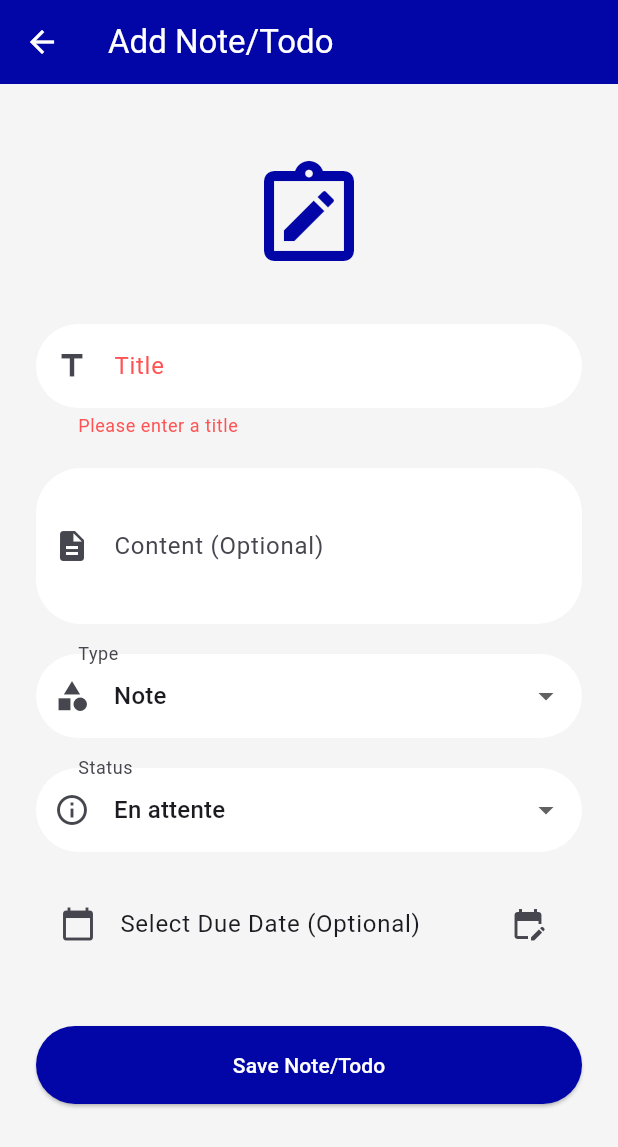
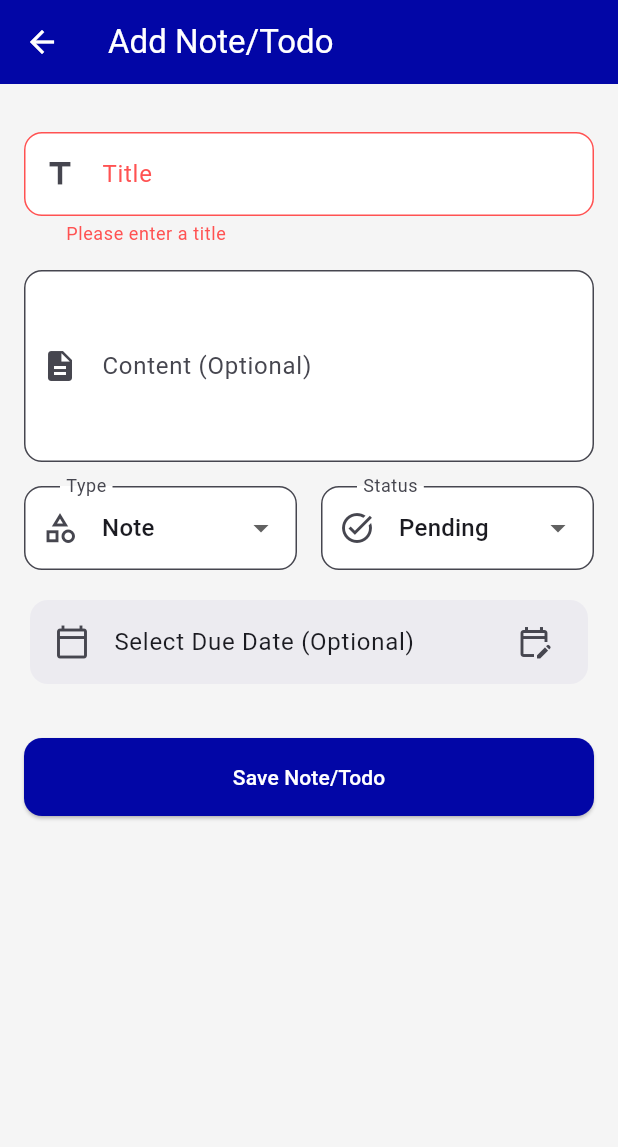
Before and after one commit to Donchaminade/agbale, a Flutter app: the AddEditNoteTodoScreen screen opened directly, after a tap on "Save Note/Todo", on a phone screen of 412 x 824 dp. Shown: the top 1147 px of the screen. Run offline on Flutter 3.47's test engine with Material 3 defaults, Android fonts, the light colour scheme and no system bars; our stand-ins replace flutter_spinkit, pinput, shared_preferences; accounts and stored records are empty.

Commit message:
feat: Add copyWith method to Contact and NoteTodo models; refactor API service response handling

```diff
--- a/lib/models/contact.dart
+++ b/lib/models/contact.dart
@@ -40,4 +40,24 @@ class Contact {
       'date_ajout': dateAdded.toIso8601String(),
     };
   }
+
+  Contact copyWith({
+    int? id,
+    int? userId,
+    String? contactName,
+    String? number,
+    String? email,
+    String? importanceNote,
+    DateTime? dateAdded,
+  }) {
+    return Contact(
+      id: id ?? this.id,
+      userId: userId ?? this.userId,
+      contactName: contactName ?? this.contactName,
+      number: number ?? this.number,
+      email: email ?? this.email,
+      importanceNote: importanceNote ?? this.importanceNote,
+      dateAdded: dateAdded ?? this.dateAdded,
+    );
+  }
 }
--- a/lib/models/note_todo.dart
+++ b/lib/models/note_todo.dart
@@ -44,4 +44,26 @@ class NoteTodo {
       'date_echeance': dueDate?.toIso8601String(),
     };
   }
+
+  NoteTodo copyWith({
+    int? id,
+    int? userId,
+    String? title,
+    String? content,
+    String? type,
+    String? status,
+    DateTime? creationDate,
+    DateTime? dueDate,
+  }) {
+    return NoteTodo(
+      id: id ?? this.id,
+      userId: userId ?? this.userId,
+      title: title ?? this.title,
+      content: content ?? this.content,
+      type: type ?? this.type,
+      status: status ?? this.status,
+      creationDate: creationDate ?? this.creationDate,
+      dueDate: dueDate ?? this.dueDate,
+    );
+  }
 }
--- a/lib/screens/notes/add_edit_note_todo_screen.dart
+++ b/lib/screens/notes/add_edit_note_todo_screen.dart
@@ -1,8 +1,8 @@
+import 'package:abgbale/models/note_todo.dart';
+import 'package:abgbale/services/api_service.dart';
 import 'package:abgbale/utils/token_manager.dart';
 import 'package:abgbale/widgets/full_screen_loader.dart';
 import 'package:flutter/material.dart';
-import 'package:abgbale/models/note_todo.dart';
-import 'package:abgbale/services/api_service.dart';
 import 'package:intl/intl.dart';
 
 class AddEditNoteTodoScreen extends StatefulWidget {
@@ -16,9 +16,10 @@ class AddEditNoteTodoScreen extends StatefulWidget {
 
 class _AddEditNoteTodoScreenState extends State<AddEditNoteTodoScreen> {
   final _formKey = GlobalKey<FormState>();
-  final ApiService _apiService = ApiService();
-  late TextEditingController _titleController;
-  late TextEditingController _contentController;
+  final _apiService = ApiService();
+
+  late final TextEditingController _titleController;
+  late final TextEditingController _contentController;
   String _selectedType = 'note';
   String _selectedStatus = 'en_attente';
   DateTime? _selectedDueDate;
@@ -44,28 +45,33 @@ class _AddEditNoteTodoScreenState extends State<AddEditNoteTodoScreen> {
   }
 
   Future<void> _selectDate(BuildContext context) async {
-    final DateTime? picked = await showDatePicker(
+    final picked = await showDatePicker(
       context: context,
       initialDate: _selectedDueDate ?? DateTime.now(),
-      firstDate: DateTime(2000),
+      firstDate: DateTime.now(),
       lastDate: DateTime(2101),
     );
     if (picked != null && picked != _selectedDueDate) {
-      setState(() {
-        _selectedDueDate = picked;
-      });
+      setState(() => _selectedDueDate = picked);
     }
   }
 
   Future<void> _saveNoteTodo() async {
-    if (_formKey.currentState!.validate()) {
-      setState(() {
-        _isLoading = true;
-      });
+    FocusScope.of(context).unfocus();
 
-      final userId = await TokenManager.getUserId() ?? 0; // Get userId from TokenManager
+    if (!_formKey.currentState!.validate()) {
+      return;
+    }
 
-      final noteTodo = NoteTodo(
+    setState(() => _isLoading = true);
+
+    try {
+      final userId = await TokenManager.getUserId();
+      if (userId == null) {
+        throw Exception('User not authenticated');
+      }
+
+      final noteTodoData = NoteTodo(
         id: widget.noteTodo?.id ?? 0,
         userId: userId,
         title: _titleController.text,
@@ -76,39 +82,39 @@ class _AddEditNoteTodoScreenState extends State<AddEditNoteTodoScreen> {
         dueDate: _selectedDueDate,
       );
 
-      try {
-        bool success = false;
+      final bool success;
       if (_isEditing) {
-          success = await _apiService.updateNoteTodo(noteTodo);
+        success = await _apiService.updateNoteTodo(noteTodoData);
       } else {
-          final newNoteTodo = await _apiService.createNoteTodo(noteTodo, userId);
+        final newNoteTodo = await _apiService.createNoteTodo(noteTodoData);
         success = newNoteTodo != null;
       }
 
       if (mounted) {
         if (success) {
           ScaffoldMessenger.of(context).showSnackBar(
-              SnackBar(content: Text('Note/Todo ${ _isEditing ? 'updated' : 'saved' } successfully!'), backgroundColor: Colors.green),
+            SnackBar(
+              content: Text('Note/Todo ${ _isEditing ? 'updated' : 'saved' } successfully!'),
+              backgroundColor: Colors.green,
+            ),
           );
-            Navigator.of(context).pop(true); // Return true to indicate success
+          Navigator.of(context).pop(true);
         } else {
-            ScaffoldMessenger.of(context).showSnackBar(
-              SnackBar(content: Text('Failed to ${ _isEditing ? 'update' : 'save' } note/todo.'), backgroundColor: Colors.red),
-            );
+          throw Exception('Failed to save Note/Todo.');
         }
       }
     } catch (e) {
       if (mounted) {
         ScaffoldMessenger.of(context).showSnackBar(
-            SnackBar(content: Text('An error occurred: $e'), backgroundColor: Colors.red),
+          SnackBar(
+            content: Text('An error occurred: ${e.toString()}'),
+            backgroundColor: Colors.red,
+          ),
         );
       }
     } finally {
       if (mounted) {
-          setState(() {
-            _isLoading = false;
-          });
-        }
+        setState(() => _isLoading = false);
       }
     }
   }
@@ -121,95 +127,120 @@ class _AddEditNoteTodoScreenState extends State<AddEditNoteTodoScreen> {
         appBar: AppBar(
           title: Text(_isEditing ? 'Edit Note/Todo' : 'Add Note/Todo'),
         ),
-        body: ListView(
-          padding: const EdgeInsets.all(24.0),
+        body: Form(
+          key: _formKey,
+          child: ListView(
+            padding: const EdgeInsets.all(16.0),
             children: [
-            const SizedBox(height: 24),
-            Center(
-              child: Icon(
-                _selectedType == 'todo' ? Icons.check_box_outlined : Icons.note_alt_outlined,
-                size: 80,
-                color: Theme.of(context).colorScheme.primary,
+              const SizedBox(height: 16),
+              _buildTextField(
+                controller: _titleController,
+                labelText: 'Title',
+                icon: Icons.title,
+                validator: (value) => (value == null || value.isEmpty) ? 'Please enter a title' : null,
               ),
+              const SizedBox(height: 16),
+              _buildTextField(
+                controller: _contentController,
+                labelText: 'Content (Optional)',
+                icon: Icons.description,
+                maxLines: 4,
               ),
-            const SizedBox(height: 32),
-            Form(
-              key: _formKey,
-              child: Column(
-                crossAxisAlignment: CrossAxisAlignment.stretch,
+              const SizedBox(height: 16),
+              Row(
                 children: [
-                  TextFormField(
-                    controller: _titleController,
-                    decoration: const InputDecoration(labelText: 'Title', prefixIcon: Icon(Icons.title)),
-                    validator: (value) {
-                      if (value == null || value.isEmpty) {
-                        return 'Please enter a title';
-                      }
-                      return null;
-                    },
+                  Expanded(
+                    child: DropdownButtonFormField<String>(
+                      value: _selectedType,
+                      decoration: InputDecoration(
+                        labelText: 'Type',
+                        prefixIcon: const Icon(Icons.category_outlined),
+                        border: OutlineInputBorder(borderRadius: BorderRadius.circular(12)),
                       ),
-                  const SizedBox(height: 20),
-                  TextFormField(
-                    controller: _contentController,
-                    decoration: const InputDecoration(labelText: 'Content (Optional)', prefixIcon: Icon(Icons.description)),
-                    maxLines: 3,
-                  ),
-                  const SizedBox(height: 20),
-                  DropdownButtonFormField<String>(
-                    value: _selectedType,
-                    decoration: const InputDecoration(labelText: 'Type', prefixIcon: Icon(Icons.category)),
                       items: const [
                         DropdownMenuItem(value: 'note', child: Text('Note')),
                         DropdownMenuItem(value: 'todo', child: Text('Todo')),
                       ],
                       onChanged: (value) {
                         if (value != null) {
-                        setState(() {
-                          _selectedType = value;
-                        });
+                          setState(() => _selectedType = value);
                         }
                       },
                     ),
-                  const SizedBox(height: 20),
-                  DropdownButtonFormField<String>(
+                  ),
+                  const SizedBox(width: 16),
+                  Expanded(
+                    child: DropdownButtonFormField<String>(
                       value: _selectedStatus,
-                    decoration: const InputDecoration(labelText: 'Status', prefixIcon: Icon(Icons.info_outline)),
+                      decoration: InputDecoration(
+                        labelText: 'Status',
+                        prefixIcon: const Icon(Icons.task_alt_outlined),
+                        border: OutlineInputBorder(borderRadius: BorderRadius.circular(12)),
+                      ),
                       items: const [
-                      DropdownMenuItem(value: 'en_attente', child: Text('En attente')),
-                      DropdownMenuItem(value: 'en_cours', child: Text('En cours')),
-                      DropdownMenuItem(value: 'terminé', child: Text('Terminé')),
+                        DropdownMenuItem(value: 'en_attente', child: Text('Pending')),
+                        DropdownMenuItem(value: 'en_cours', child: Text('In Progress')),
+                        DropdownMenuItem(value: 'terminé', child: Text('Completed')),
                       ],
                       onChanged: (value) {
                         if (value != null) {
-                        setState(() {
-                          _selectedStatus = value;
-                        });
+                          setState(() => _selectedStatus = value);
                         }
                       },
                     ),
-                  const SizedBox(height: 20),
-                  ListTile(
-                    leading: const Icon(Icons.calendar_today),
-                    title: Text(_selectedDueDate == null
+                  ),
+                ],
+              ),
+              const SizedBox(height: 16),
+              Card(
+                shape: RoundedRectangleBorder(borderRadius: BorderRadius.circular(12)),
+                elevation: 0,
+                color: Theme.of(context).colorScheme.surfaceVariant.withOpacity(0.5),
+                child: ListTile(
+                  leading: const Icon(Icons.calendar_today_outlined),
+                  title: Text(
+                    _selectedDueDate == null
                         ? 'Select Due Date (Optional)'
-                        : 'Due Date: ${DateFormat('yyyy-MM-dd').format(_selectedDueDate!)}'),
-                    trailing: const Icon(Icons.edit_calendar),
+                        : 'Due: ${DateFormat.yMMMd().format(_selectedDueDate!)}',
+                  ),
+                  trailing: const Icon(Icons.edit_calendar_outlined),
                   onTap: () => _selectDate(context),
                 ),
-                  const SizedBox(height: 40),
+              ),
+              const SizedBox(height: 32),
               ElevatedButton(
                 onPressed: _saveNoteTodo,
                 style: ElevatedButton.styleFrom(
                   padding: const EdgeInsets.symmetric(vertical: 16),
+                  shape: RoundedRectangleBorder(
+                    borderRadius: BorderRadius.circular(12),
+                  ),
                 ),
                 child: Text(_isEditing ? 'Update Note/Todo' : 'Save Note/Todo'),
               ),
             ],
           ),
         ),
-          ],
-        ),
       ),
     );
   }
+
+  Widget _buildTextField({
+    required TextEditingController controller,
+    required String labelText,
+    required IconData icon,
+    int? maxLines = 1,
+    String? Function(String?)? validator,
+  }) {
+    return TextFormField(
+      controller: controller,
+      maxLines: maxLines,
+      decoration: InputDecoration(
+        labelText: labelText,
+        prefixIcon: Icon(icon),
+        border: OutlineInputBorder(borderRadius: BorderRadius.circular(12)),
+      ),
+      validator: validator,
+    );
   }
+}
```
Also changed, not shown: lib/screens/contacts/add_edit_contact_screen.dart (+88 -67 lines), lib/services/api_service.dart (+13 -32 lines). Lines whose indentation alone changed are shown as unchanged.
